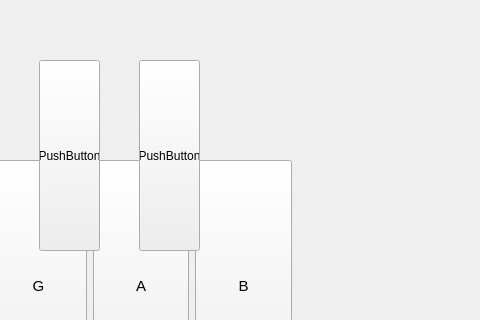
Old version of the form mainwindow.ui in the repository bembek7/DigitalPiano; both pictures show x 531 to 1011 and y 0 to 320 of the 1011 by 600 pixel window.
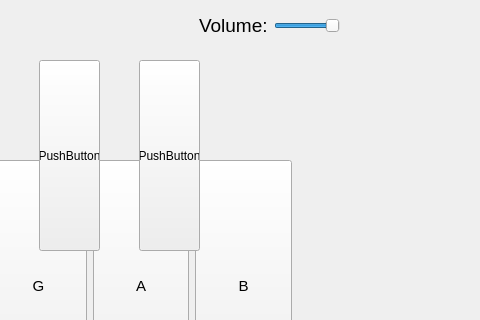
New version of the form.

Commit message: Enabled volume changing.

What changed in the file:
```diff
--- a/mainwindow.ui
+++ b/mainwindow.ui
@@ -337,6 +337,48 @@
      </item>
     </layout>
    </widget>
+   <widget class="QWidget" name="horizontalLayoutWidget_3">
+    <property name="geometry">
+     <rect>
+      <x>730</x>
+      <y>10</y>
+      <width>141</width>
+      <height>31</height>
+     </rect>
+    </property>
+    <layout class="QHBoxLayout" name="horizontalLayout_3">
+     <item>
+      <widget class="QLabel" name="label_8">
+       <property name="font">
+        <font>
+         <pointsize>14</pointsize>
+        </font>
+       </property>
+       <property name="text">
+        <string>Volume:</string>
+       </property>
+      </widget>
+     </item>
+     <item>
+      <widget class="QSlider" name="VolumeSlider">
+       <property name="font">
+        <font>
+         <pointsize>14</pointsize>
+        </font>
+       </property>
+       <property name="maximum">
+        <number>100</number>
+       </property>
+       <property name="value">
+        <number>100</number>
+       </property>
+       <property name="orientation">
+        <enum>Qt::Horizontal</enum>
+       </property>
+      </widget>
+     </item>
+    </layout>
+   </widget>
   </widget>
   <widget class="QMenuBar" name="menubar">
    <property name="geometry">
```
Left out of the diff: 2 changed lines with no effect on the pictures. The commit also changes 2 other files.
